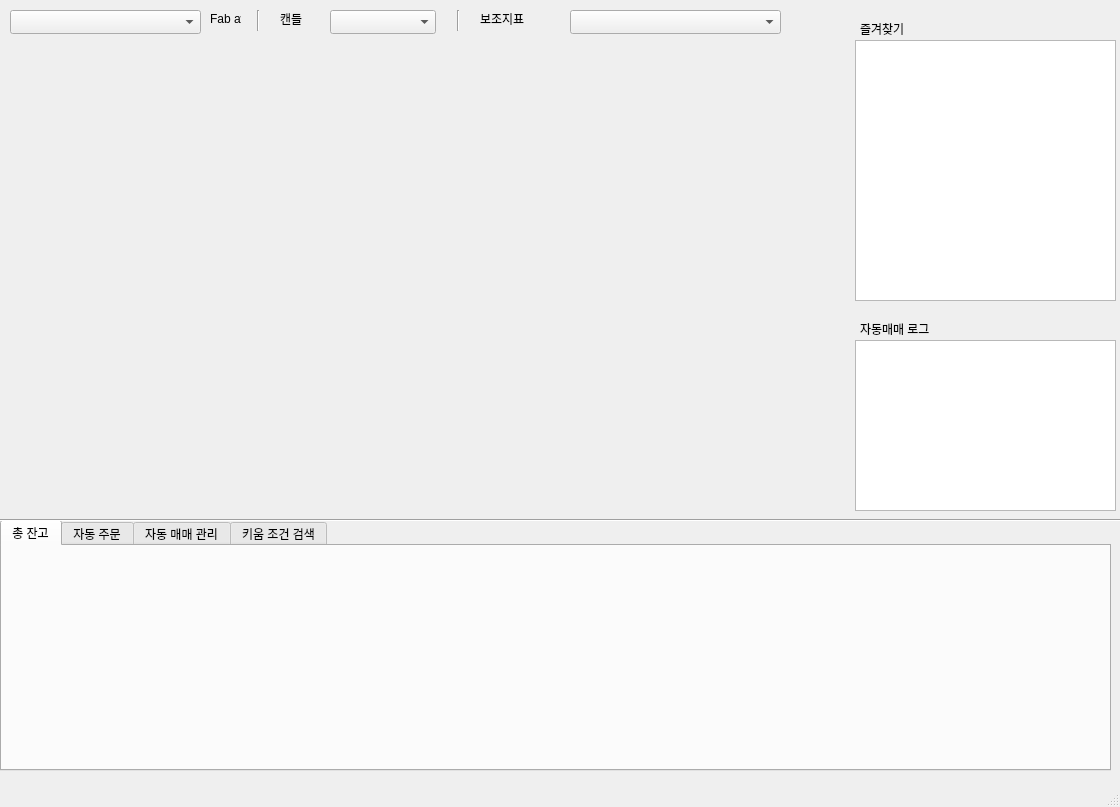
Old version of the form main.ui in the repository songxuanqing/PAT.
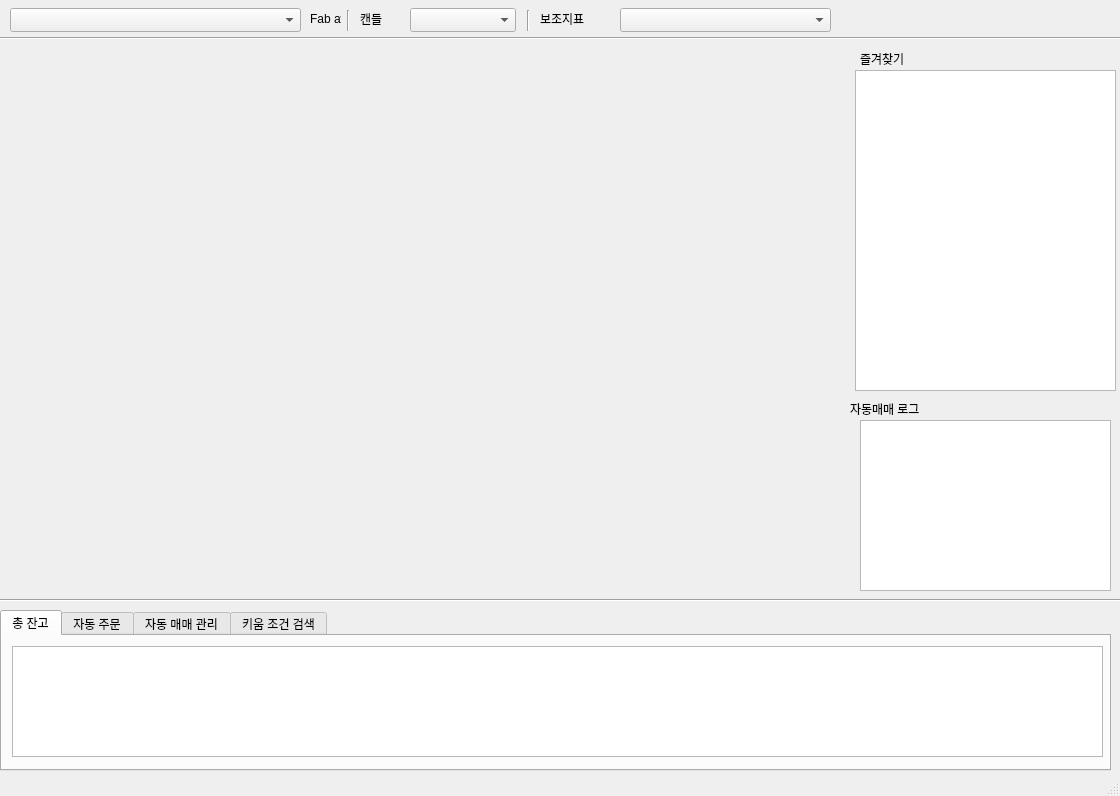
New version of the form.

```diff
--- a/main.ui
+++ b/main.ui
@@ -7,7 +7,7 @@
     <x>0</x>
     <y>0</y>
     <width>1120</width>
-    <height>807</height>
+    <height>796</height>
    </rect>
   </property>
   <property name="windowTitle">
@@ -18,9 +18,9 @@
     <property name="geometry">
      <rect>
       <x>0</x>
-      <y>520</y>
+      <y>610</y>
       <width>1111</width>
-      <height>251</height>
+      <height>161</height>
      </rect>
     </property>
     <property name="currentIndex">
@@ -30,6 +30,21 @@
      <attribute name="title">
       <string>총 잔고</string>
      </attribute>
+     <widget class="QWidget" name="verticalLayoutWidget_2">
+      <property name="geometry">
+       <rect>
+        <x>10</x>
+        <y>10</y>
+        <width>1091</width>
+        <height>111</height>
+       </rect>
+      </property>
+      <layout class="QVBoxLayout" name="bx_tab_totalBalance">
+       <item>
+        <widget class="QTableWidget" name="tbl_totalBalance"/>
+       </item>
+      </layout>
+     </widget>
     </widget>
     <widget class="QWidget" name="tab_3">
      <attribute name="title">
@@ -51,7 +66,7 @@
     <property name="geometry">
      <rect>
       <x>0</x>
-      <y>510</y>
+      <y>590</y>
       <width>1121</width>
       <height>20</height>
      </rect>
@@ -64,9 +79,9 @@
     <property name="geometry">
      <rect>
       <x>855</x>
-      <y>40</y>
+      <y>70</y>
       <width>261</width>
-      <height>261</height>
+      <height>321</height>
      </rect>
     </property>
    </widget>
@@ -74,7 +89,7 @@
     <property name="geometry">
      <rect>
       <x>860</x>
-      <y>20</y>
+      <y>50</y>
       <width>77</width>
       <height>18</height>
      </rect>
@@ -86,8 +101,8 @@
    <widget class="QLabel" name="label_2">
     <property name="geometry">
      <rect>
-      <x>860</x>
-      <y>320</y>
+      <x>850</x>
+      <y>400</y>
       <width>121</width>
       <height>18</height>
      </rect>
@@ -99,9 +114,9 @@
    <widget class="QTextBrowser" name="tv_atLog">
     <property name="geometry">
      <rect>
-      <x>855</x>
-      <y>340</y>
-      <width>261</width>
+      <x>860</x>
+      <y>420</y>
+      <width>251</width>
       <height>171</height>
      </rect>
     </property>
@@ -110,8 +125,8 @@
     <property name="geometry">
      <rect>
       <x>10</x>
-      <y>10</y>
-      <width>191</width>
+      <y>8</y>
+      <width>291</width>
       <height>24</height>
      </rect>
     </property>
@@ -119,7 +134,7 @@
    <widget class="QLabel" name="lb_favoriteStar">
     <property name="geometry">
      <rect>
-      <x>210</x>
+      <x>310</x>
       <y>10</y>
       <width>31</width>
       <height>18</height>
@@ -132,8 +147,8 @@
    <widget class="QComboBox" name="cb_candleList">
     <property name="geometry">
      <rect>
-      <x>330</x>
-      <y>10</y>
+      <x>410</x>
+      <y>8</y>
       <width>106</width>
       <height>24</height>
      </rect>
@@ -142,7 +157,7 @@
    <widget class="QLabel" name="label_3">
     <property name="geometry">
      <rect>
-      <x>280</x>
+      <x>360</x>
       <y>10</y>
       <width>41</width>
       <height>18</height>
@@ -155,7 +170,7 @@
    <widget class="QLabel" name="label_4">
     <property name="geometry">
      <rect>
-      <x>480</x>
+      <x>540</x>
       <y>10</y>
       <width>77</width>
       <height>18</height>
@@ -168,8 +183,8 @@
    <widget class="QComboBox" name="cb_subIndexList">
     <property name="geometry">
      <rect>
-      <x>570</x>
-      <y>10</y>
+      <x>620</x>
+      <y>8</y>
       <width>211</width>
       <height>24</height>
      </rect>
@@ -178,7 +193,7 @@
    <widget class="Line" name="line_2">
     <property name="geometry">
      <rect>
-      <x>250</x>
+      <x>340</x>
       <y>10</y>
       <width>16</width>
       <height>21</height>
@@ -191,7 +206,7 @@
    <widget class="Line" name="line_3">
     <property name="geometry">
      <rect>
-      <x>450</x>
+      <x>520</x>
       <y>10</y>
       <width>16</width>
       <height>21</height>
@@ -205,13 +220,26 @@
     <property name="geometry">
      <rect>
       <x>10</x>
-      <y>40</y>
+      <y>50</y>
       <width>831</width>
-      <height>471</height>
+      <height>541</height>
      </rect>
     </property>
     <layout class="QVBoxLayout" name="bx_chartArea"/>
    </widget>
+   <widget class="Line" name="line_4">
+    <property name="geometry">
+     <rect>
+      <x>0</x>
+      <y>30</y>
+      <width>1121</width>
+      <height>16</height>
+     </rect>
+    </property>
+    <property name="orientation">
+     <enum>Qt::Horizontal</enum>
+    </property>
+   </widget>
   </widget>
   <widget class="QStatusBar" name="statusbar"/>
  </widget>
```
Left out of the diff: 41 changed lines with no effect on the pictures.
